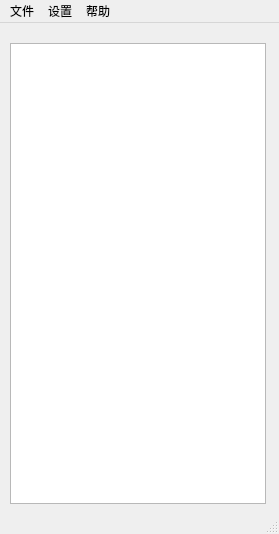
Old version of the form ui/tenhou-viewer.ui in the repository wuxiaoyang/Tenhou-Viewer.
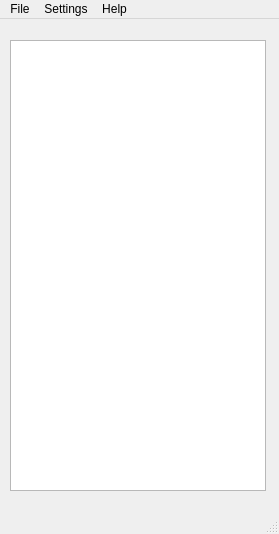
New version of the form. Icons and pictures are not drawn. Custom widgets are drawn as their Qt base class.

Patch:
```diff
--- a/ui/tenhou-viewer.ui
+++ b/ui/tenhou-viewer.ui
@@ -18,13 +18,13 @@
     <normaloff>../resources/1467273585_bamboo1.png</normaloff>../resources/1467273585_bamboo1.png</iconset>
   </property>
   <widget class="QWidget" name="centralwidget">
-   <widget class="QColumnView" name="columnView">
+   <widget class="TenhouList" name="T">
     <property name="geometry">
      <rect>
       <x>10</x>
-      <y>20</y>
+      <y>21</y>
       <width>256</width>
-      <height>461</height>
+      <height>451</height>
      </rect>
     </property>
    </widget>
@@ -40,19 +40,19 @@
    </property>
    <widget class="QMenu" name="menu">
     <property name="title">
-     <string>文件</string>
+     <string>File</string>
     </property>
     <addaction name="action_Exit"/>
    </widget>
    <widget class="QMenu" name="menu_2">
     <property name="title">
-     <string>帮助</string>
+     <string>Help</string>
     </property>
     <addaction name="action_About"/>
    </widget>
    <widget class="QMenu" name="menu_3">
     <property name="title">
-     <string>设置</string>
+     <string>Settings</string>
     </property>
    </widget>
    <addaction name="menu"/>
@@ -71,6 +71,13 @@
    </property>
   </action>
  </widget>
+ <customwidgets>
+  <customwidget>
+   <class>TenhouList</class>
+   <extends>QTableWidget</extends>
+   <header>TenhouList.h</header>
+  </customwidget>
+ </customwidgets>
  <resources/>
  <connections/>
 </ui>
```
Left out of the diff: 36 changed lines with no effect on the pictures.
